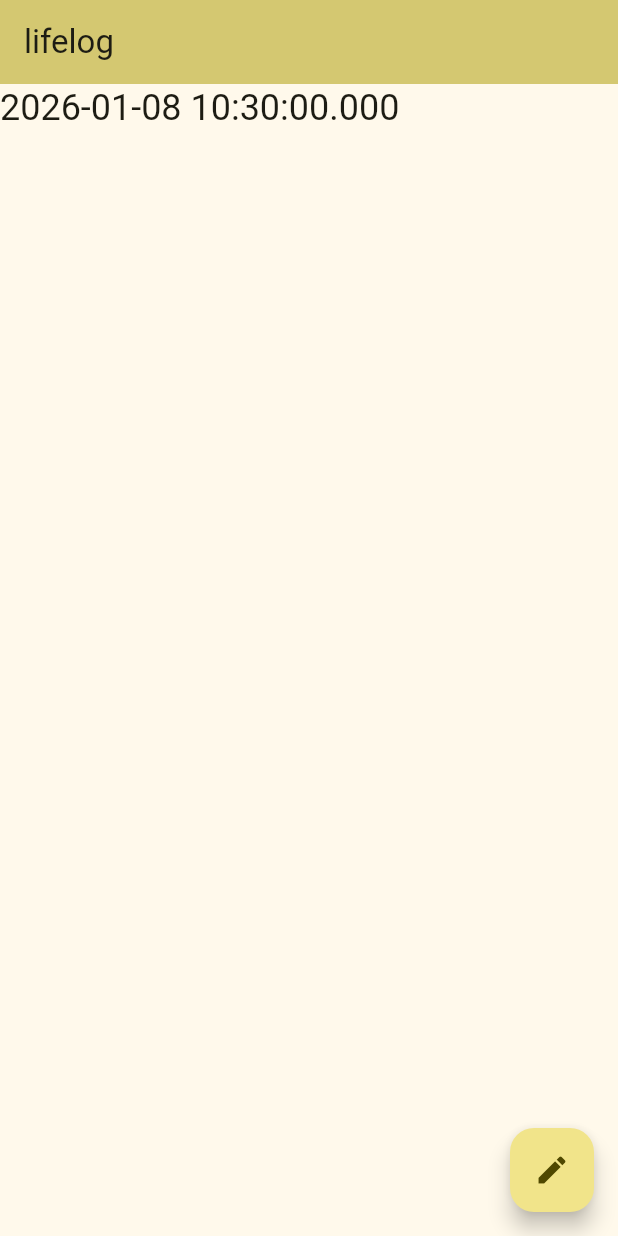
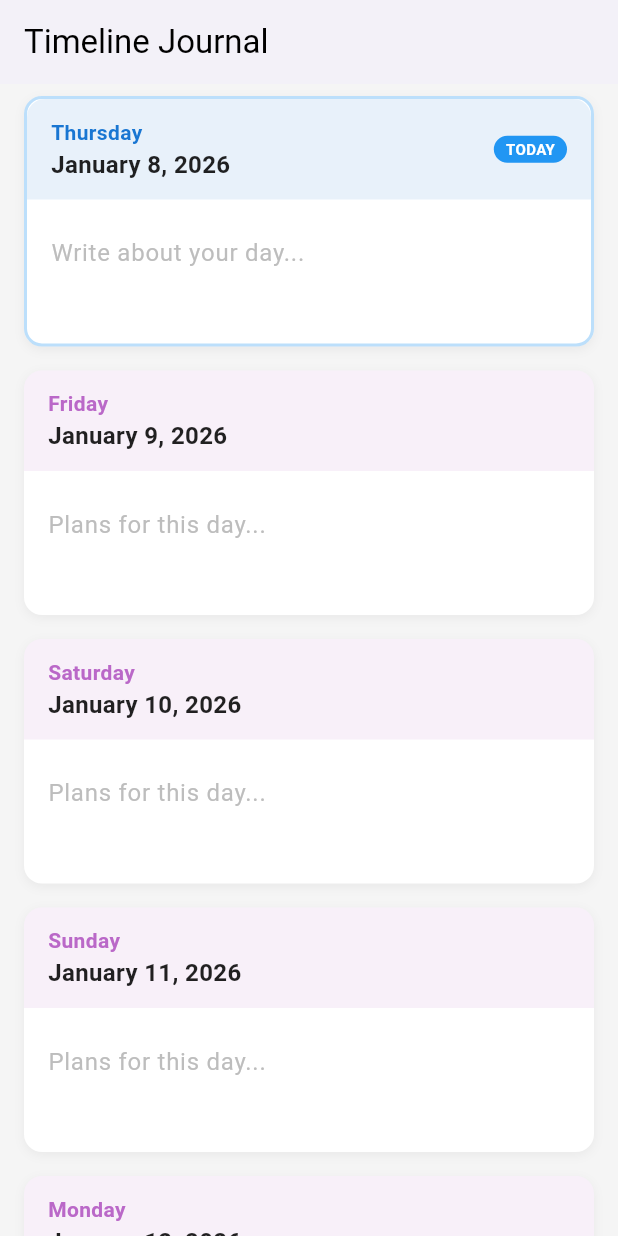
Before and after one commit to elibdev/lifelog, a Flutter app: the screen it shows after launch, on a phone screen of 412 x 824 dp. Run offline on Flutter 3.47's test engine with Material 3 defaults, Android fonts, the phone set to English and light mode, and no system bars; our stand-ins replace sqflite; accounts and stored records are empty.

Commit message:
add gemini generated infinite journal

```diff
--- /dev/null
+++ b/lib/database_helper.dart
@@ -0,0 +1,54 @@
+import 'package:sqflite/sqflite.dart';
+import 'package:path/path.dart';
+
+class DatabaseHelper {
+  static final DatabaseHelper instance = DatabaseHelper._init();
+  static Database? _database;
+
+  DatabaseHelper._init();
+
+  Future<Database> get database async {
+    if (_database != null) return _database!;
+    _database = await _initDB('journal.db');
+    return _database!;
+  }
+
+  Future<Database> _initDB(String filePath) async {
+    final dbPath = await getDatabasesPath();
+    final path = join(dbPath, filePath);
+
+    return await openDatabase(path, version: 1, onCreate: _createDB);
+  }
+
+  Future _createDB(Database db, int version) async {
+    await db.execute('''
+      CREATE TABLE entries (
+        date TEXT PRIMARY KEY,
+        content TEXT
+      )
+    ''');
+  }
+
+  Future<String?> getEntry(String date) async {
+    final db = await instance.database;
+    final maps = await db.query(
+      'entries',
+      columns: ['content'],
+      where: 'date = ?',
+      whereArgs: [date],
+    );
+
+    if (maps.isNotEmpty) {
+      return maps.first['content'] as String;
+    }
+    return null;
+  }
+
+  Future<void> saveEntry(String date, String content) async {
+    final db = await instance.database;
+    await db.insert('entries', {
+      'date': date,
+      'content': content,
+    }, conflictAlgorithm: ConflictAlgorithm.replace);
+  }
+}
--- a/lib/main.dart
+++ b/lib/main.dart
@@ -1,128 +1,267 @@
+import 'dart:async';
 import 'package:flutter/material.dart';
+import 'package:intl/intl.dart';
+import 'database_helper.dart';
 
 void main() {
-  runApp(const MyApp());
+  runApp(
+    const MaterialApp(home: JournalHome(), debugShowCheckedModeBanner: false),
+  );
 }
 
-class MyApp extends StatelessWidget {
-  const MyApp({super.key});
+class JournalHome extends StatelessWidget {
+  const JournalHome({super.key});
 
-  // This widget is the root of your application.
   @override
   Widget build(BuildContext context) {
-    return MaterialApp(
-      title: 'Flutter Demo',
-      theme: ThemeData(
-        // This is the theme of your application.
-        //
-        // TRY THIS: Try running your application with "flutter run". You'll see
-        // the application has a purple toolbar. Then, without quitting the app,
-        // try changing the seedColor in the colorScheme below to Colors.green
-        // and then invoke "hot reload" (save your changes or press the "hot
-        // reload" button in a Flutter-supported IDE, or press "r" if you used
-        // the command line to start the app).
-        //
-        // Notice that the counter didn't reset back to zero; the application
-        // state is not lost during the reload. To reset the state, use hot
-        // restart instead.
-        //
-        // This works for code too, not just values: Most code changes can be
-        // tested with just a hot reload.
-        colorScheme: .fromSeed(seedColor: Colors.yellow),
+    // This key is crucial. It tells the ScrollView where "0" is.
+    final Key centerKey = const ValueKey('bottom-sliver');
+
+    return Scaffold(
+      appBar: AppBar(
+        title: const Text("Timeline Journal"),
+        backgroundColor: Colors.white,
+        foregroundColor: Colors.black,
+        elevation: 1,
       ),
-      home: const MyHomePage(title: 'lifelog'),
+      backgroundColor: Colors.grey[100],
+      body: CustomScrollView(
+        center: centerKey, // The scroll view anchors to the 'Future' list
+        slivers: [
+          // 1. THE PAST (Scrolls UP from center)
+          // Index 0 here is Yesterday, Index 1 is Day Before, etc.
+          SliverList(
+            delegate: SliverChildBuilderDelegate((context, index) {
+              // Logic: Today - (index + 1) days
+              final date = DateTime.now().subtract(Duration(days: index + 1));
+              return JournalEntryCard(date: date);
+            }),
+          ),
+
+          // 2. THE FUTURE + TODAY (Scrolls DOWN from center)
+          // Index 0 here is Today, Index 1 is Tomorrow, etc.
+          SliverList(
+            key: centerKey, // This matches the 'center' property above
+            delegate: SliverChildBuilderDelegate((context, index) {
+              // Logic: Today + index days
+              final date = DateTime.now().add(Duration(days: index));
+              return JournalEntryCard(date: date);
+            }),
+          ),
+        ],
+      ),
     );
   }
 }
 
-class MyHomePage extends StatefulWidget {
-  const MyHomePage({super.key, required this.title});
+class JournalEntryCard extends StatefulWidget {
+  final DateTime date;
 
-  // This widget is the home page of your application. It is stateful, meaning
-  // that it has a State object (defined below) that contains fields that affect
-  // how it looks.
-
-  // This class is the configuration for the state. It holds the values (in this
-  // case the title) provided by the parent (in this case the App widget) and
-  // used by the build method of the State. Fields in a Widget subclass are
-  // always marked "final".
-
-  final String title;
+  const JournalEntryCard({super.key, required this.date});
 
   @override
-  State<MyHomePage> createState() => _MyHomePageState();
+  State<JournalEntryCard> createState() => _JournalEntryCardState();
 }
 
-class _MyHomePageState extends State<MyHomePage> {
-  int _counter = 0;
+class _JournalEntryCardState extends State<JournalEntryCard> {
+  final TextEditingController _controller = TextEditingController();
+  Timer? _debounce;
+  bool _isLoading = true;
+  bool _isSaving = false;
 
-  void _incrementCounter() {
+  String get _dbKey => DateFormat('yyyy-MM-dd').format(widget.date);
+
+  // Helper to determine if this card is Today, Future, or Past for styling
+  bool get _isToday {
+    final now = DateTime.now();
+    return now.year == widget.date.year &&
+        now.month == widget.date.month &&
+        now.day == widget.date.day;
+  }
+
+  bool get _isFuture {
+    final now = DateTime.now();
+    // Normalize to start of day for comparison
+    final todayStart = DateTime(now.year, now.month, now.day);
+    final dateStart = DateTime(
+      widget.date.year,
+      widget.date.month,
+      widget.date.day,
+    );
+    return dateStart.isAfter(todayStart);
+  }
+
+  @override
+  void initState() {
+    super.initState();
+    _loadData();
+  }
+
+  @override
+  void dispose() {
+    _debounce?.cancel();
+    _controller.dispose();
+    super.dispose();
+  }
+
+  Future<void> _loadData() async {
+    final content = await DatabaseHelper.instance.getEntry(_dbKey);
+    if (mounted && content != null) {
+      _controller.text = content;
+    }
+    if (mounted) {
       setState(() {
-      // This call to setState tells the Flutter framework that something has
-      // changed in this State, which causes it to rerun the build method below
-      // so that the display can reflect the updated values. If we changed
-      // _counter without calling setState(), then the build method would not be
-      // called again, and so nothing would appear to happen.
-      _counter++;
+        _isLoading = false;
       });
+    }
+  }
+
+  void _onTextChanged(String text) {
+    setState(() => _isSaving = true);
+
+    if (_debounce?.isActive ?? false) _debounce!.cancel();
+
+    _debounce = Timer(const Duration(milliseconds: 1000), () {
+      _saveData(text);
+    });
+  }
+
+  Future<void> _saveData(String content) async {
+    await DatabaseHelper.instance.saveEntry(_dbKey, content);
+    if (mounted) {
+      setState(() => _isSaving = false);
+    }
   }
 
   @override
   Widget build(BuildContext context) {
-    // This method is rerun every time setState is called, for instance as done
-    // by the _incrementCounter method above.
-    //
-    // The Flutter framework has been optimized to make rerunning build methods
-    // fast, so that you can just rebuild anything that needs updating rather
-    // than having to individually change instances of widgets.
-    return Scaffold(
-      appBar: AppBar(
-        // TRY THIS: Try changing the color here to a specific color (to
-        // Colors.amber, perhaps?) and trigger a hot reload to see the AppBar
-        // change color while the other colors stay the same.
-        backgroundColor: Theme.of(context).colorScheme.inversePrimary,
-        // Here we take the value from the MyHomePage object that was created by
-        // the App.build method, and use it to set our appbar title.
-        title: Text(widget.title),
+    // Style logic
+    final isToday = _isToday;
+    final isFuture = _isFuture;
+
+    Color headerColor;
+    if (isToday) {
+      headerColor = Colors.blue.shade700;
+    } else if (isFuture) {
+      headerColor = Colors.purple.shade300;
+    } else {
+      headerColor = Colors.grey.shade600;
+    }
+
+    return Center(
+      child: Container(
+        constraints: const BoxConstraints(maxWidth: 600), // Nice on tablets
+        margin: const EdgeInsets.symmetric(horizontal: 16, vertical: 8),
+        decoration: BoxDecoration(
+          color: Colors.white,
+          borderRadius: BorderRadius.circular(12),
+          border: isToday
+              ? Border.all(color: Colors.blue.withOpacity(0.3), width: 2)
+              : null,
+          boxShadow: [
+            BoxShadow(
+              color: Colors.black.withOpacity(0.05),
+              blurRadius: 5,
+              offset: const Offset(0, 2),
             ),
-      body: Center(
-        // Center is a layout widget. It takes a single child and positions it
-        // in the middle of the parent.
+          ],
+        ),
         child: Column(
-          // Column is also a layout widget. It takes a list of children and
-          // arranges them vertically. By default, it sizes itself to fit its
-          // children horizontally, and tries to be as tall as its parent.
-          //
-          // Column has various properties to control how it sizes itself and
-          // how it positions its children. Here we use mainAxisAlignment to
-          // center the children vertically; the main axis here is the vertical
-          // axis because Columns are vertical (the cross axis would be
-          // horizontal).
-          //
-          // TRY THIS: Invoke "debug painting" (choose the "Toggle Debug Paint"
-          // action in the IDE, or press "p" in the console), to see the
-          // wireframe for each widget.
-          mainAxisAlignment: .start,
-          crossAxisAlignment: .start,
-          spacing: 10,
+          crossAxisAlignment: CrossAxisAlignment.start,
+          children: [
+            // Header
+            Container(
+              padding: const EdgeInsets.symmetric(horizontal: 16, vertical: 12),
+              decoration: BoxDecoration(
+                color: headerColor.withOpacity(0.1),
+                borderRadius: const BorderRadius.only(
+                  topLeft: Radius.circular(12),
+                  topRight: Radius.circular(12),
+                ),
+              ),
+              child: Row(
+                mainAxisAlignment: MainAxisAlignment.spaceBetween,
+                children: [
+                  Column(
+                    crossAxisAlignment: CrossAxisAlignment.start,
                     children: [
                       Text(
-              DateTime.now().toString(),
-              style: Theme.of(context).textTheme.headlineSmall,
+                        DateFormat('EEEE').format(widget.date),
+                        style: TextStyle(
+                          color: headerColor,
+                          fontWeight: FontWeight.bold,
+                          fontSize: 14,
                         ),
-            TextField(maxLines: null, decoration: null),
-            // const Text('You have pushed the button this many times:'),
-            // Text(
-            //   '$_counter',
-            //   style: Theme.of(context).textTheme.headlineMedium,
-            // ),
+                      ),
+                      Text(
+                        DateFormat('MMMM d, y').format(widget.date),
+                        style: TextStyle(
+                          color: Colors.black87,
+                          fontWeight: FontWeight.w600,
+                          fontSize: 16,
+                        ),
+                      ),
+                    ],
+                  ),
+                  if (_isSaving)
+                    const SizedBox(
+                      width: 16,
+                      height: 16,
+                      child: CircularProgressIndicator(strokeWidth: 2),
+                    )
+                  else if (isToday)
+                    Container(
+                      padding: const EdgeInsets.symmetric(
+                        horizontal: 8,
+                        vertical: 2,
+                      ),
+                      decoration: BoxDecoration(
+                        color: Colors.blue,
+                        borderRadius: BorderRadius.circular(10),
+                      ),
+                      child: const Text(
+                        "TODAY",
+                        style: TextStyle(
+                          color: Colors.white,
+                          fontSize: 10,
+                          fontWeight: FontWeight.bold,
+                        ),
+                      ),
+                    ),
                 ],
               ),
             ),
-      floatingActionButton: FloatingActionButton(
-        onPressed: _incrementCounter,
-        tooltip: 'Increment',
-        child: const Icon(Icons.create),
+
+            // Input Area
+            Padding(
+              padding: const EdgeInsets.all(16.0),
+              child: _isLoading
+                  ? const Center(
+                      child: SizedBox(
+                        height: 20,
+                        width: 20,
+                        child: CircularProgressIndicator(strokeWidth: 2),
+                      ),
+                    )
+                  : TextField(
+                      controller: _controller,
+                      maxLines: null,
+                      minLines: 2,
+                      enabled:
+                          true, // You could disable editing for past/future if desired
+                      style: const TextStyle(fontSize: 16, height: 1.5),
+                      decoration: InputDecoration(
+                        hintText: isFuture
+                            ? "Plans for this day..."
+                            : "Write about your day...",
+                        hintStyle: TextStyle(color: Colors.grey.shade400),
+                        border: InputBorder.none,
+                      ),
+                      onChanged: _onTextChanged,
+                    ),
+            ),
+          ],
+        ),
       ),
     );
   }
--- a/pubspec.yaml
+++ b/pubspec.yaml
@@ -34,6 +34,9 @@ dependencies:
   # The following adds the Cupertino Icons font to your application.
   # Use with the CupertinoIcons class for iOS style icons.
   cupertino_icons: ^1.0.8
+  sqflite: ^2.4.2
+  path: ^1.9.1
+  intl: ^0.20.2
 
 dev_dependencies:
   flutter_test:
```
Also changed, not shown: pubspec.lock, 10 other files. Lines whose indentation alone changed are shown as unchanged.
